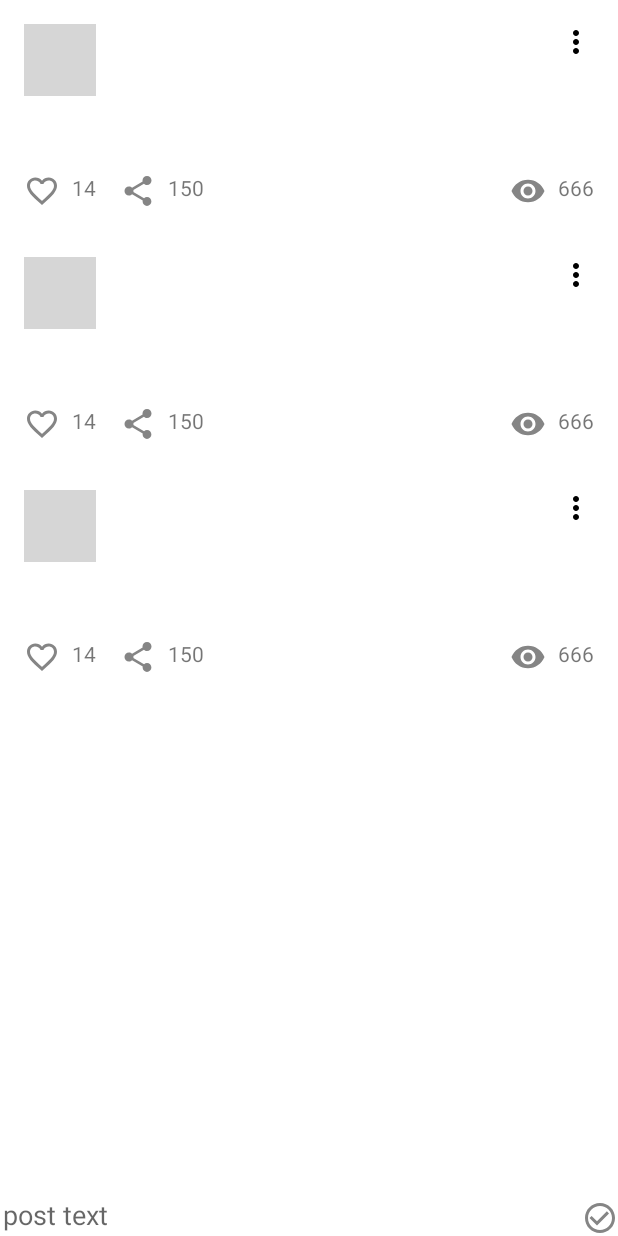
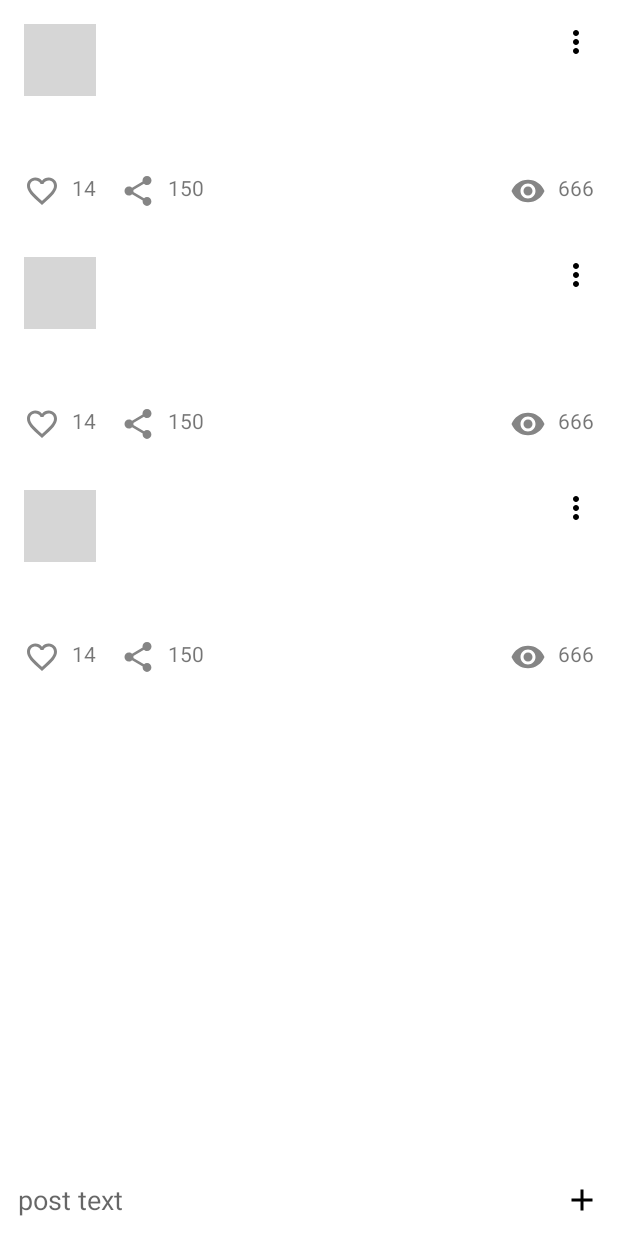
Before and after one commit to HeavyRiden/NMedia, an Android app: the layout activity_main.xml on its own in the app's theme, with its tools: preview values and no code run, on a phone screen of 412 x 824 dp. Run offline under Robolectric (Android 15) with nearby library versions, the phone set to English and light mode, and no system bars; grey boxes are pictures that could not be loaded.

```diff
--- a/app/src/main/java/ru/netology/nmedia/MainActivity.kt
+++ b/app/src/main/java/ru/netology/nmedia/MainActivity.kt
@@ -1,6 +1,7 @@
 package ru.netology.nmedia
 
 import android.os.Bundle
+import android.view.View
 import android.widget.Toast
 import androidx.activity.viewModels
 import androidx.appcompat.app.AppCompatActivity
@@ -41,6 +42,23 @@ class MainActivity : AppCompatActivity() {
 
         })
 
+
+        viewModel.edited.observe(this) {
+            if (it.id != 0L) {
+                binding.editionText.setText(it.content)
+                binding.editionGroup.visibility = View.VISIBLE
+            }
+            else
+                binding.editionGroup.visibility = View.INVISIBLE
+        }
+
+        binding.revertEdit.setOnClickListener {
+            binding.content.setText("")
+            binding.content.clearFocus()
+            binding.editionGroup.visibility = View.INVISIBLE
+            AndroidUtils.hideKeyboard(it)
+        }
+
         binding.list.adapter = adapter
         viewModel.edited.observe(this) {
             if(it.id != 0L) {
@@ -55,6 +73,7 @@ class MainActivity : AppCompatActivity() {
                 return@setOnClickListener
             }
 
+
             viewModel.changeContentAndSave(text)
             binding.content.setText("")
             binding.content.clearFocus()
--- a/app/src/main/java/ru/netology/nmedia/PostViewModel.kt
+++ b/app/src/main/java/ru/netology/nmedia/PostViewModel.kt
@@ -40,4 +40,5 @@ class PostViewModel: ViewModel() {
         }
         edited.value = empty
     }
+
 }
--- /dev/null
+++ b/app/src/main/res/drawable/baseline_add_24.xml
@@ -0,0 +1,5 @@
+<vector xmlns:android="http://schemas.android.com/apk/res/android" android:height="24dp" android:tint="#000000" android:viewportHeight="24" android:viewportWidth="24" android:width="24dp">
+
+    <path android:fillColor="@android:color/white" android:pathData="M19,13h-6v6h-2v-6H5v-2h6V5h2v6h6v2z"/>
+
+</vector>
--- /dev/null
+++ b/app/src/main/res/drawable/baseline_clear_24.xml
@@ -0,0 +1,5 @@
+<vector xmlns:android="http://schemas.android.com/apk/res/android" android:height="24dp" android:tint="#000000" android:viewportHeight="24" android:viewportWidth="24" android:width="24dp">
+
+    <path android:fillColor="@android:color/white" android:pathData="M19,6.41L17.59,5 12,10.59 6.41,5 5,6.41 10.59,12 5,17.59 6.41,19 12,13.41 17.59,19 19,17.59 13.41,12z"/>
+
+</vector>
--- /dev/null
+++ b/app/src/main/res/drawable/baseline_create_24.xml
@@ -0,0 +1,5 @@
+<vector xmlns:android="http://schemas.android.com/apk/res/android" android:height="24dp" android:tint="#000000" android:viewportHeight="24" android:viewportWidth="24" android:width="24dp">
+
+    <path android:fillColor="@android:color/white" android:pathData="M3,17.25V21h3.75L17.81,9.94l-3.75,-3.75L3,17.25zM20.71,7.04c0.39,-0.39 0.39,-1.02 0,-1.41l-2.34,-2.34c-0.39,-0.39 -1.02,-0.39 -1.41,0l-1.83,1.83 3.75,3.75 1.83,-1.83z"/>
+
+</vector>
--- a/app/src/main/res/layout/activity_main.xml
+++ b/app/src/main/res/layout/activity_main.xml
@@ -10,6 +10,7 @@
         android:id="@+id/list"
         android:layout_width="match_parent"
         android:layout_height="0dp"
+        android:background="#FFFFFF"
         app:layout_constraintBottom_toTopOf="@id/barrier_button"
         app:layout_constraintTop_toTopOf="parent"
         app:layoutManager="androidx.recyclerview.widget.LinearLayoutManager"
@@ -27,22 +28,85 @@
         android:layout_width="0dp"
         android:hint="@string/post_text"
         android:layout_height="wrap_content"
-        android:padding="2dp"
+        android:padding="12dp"
         android:maxLines="6"
         android:importantForAutofill="no"
-        android:background="@android:color/transparent"
+        android:background="#FFFFFF"
         app:layout_constraintBottom_toBottomOf="parent"
         app:layout_constraintEnd_toStartOf="@id/add"
         app:layout_constraintStart_toStartOf="parent" />
 
     <ImageButton
         android:id="@+id/add"
-        android:layout_width="wrap_content"
-        android:layout_height="wrap_content"
-        android:background="@android:color/transparent"
+        android:layout_width="48dp"
+        android:layout_height="48dp"
+        android:background="#FFFFFF"
         android:contentDescription="@string/save_button"
-        android:src="@drawable/ic_save_24"
+        android:src="@drawable/baseline_add_24"
         app:layout_constraintBottom_toBottomOf="parent"
         app:layout_constraintEnd_toEndOf="parent" />
 
+    <View
+        android:id="@+id/invisible_view"
+        android:layout_width="wrap_content"
+        android:layout_height="48dp"
+        android:background="#FFFFFF"
+        app:layout_constraintTop_toBottomOf="@id/barrier_on_revert_edit"
+        app:layout_constraintBottom_toBottomOf="@id/barrier_button"/>"
+
+    <ImageButton
+        android:id="@+id/revert_edit"
+        android:layout_width="48dp"
+        android:layout_height="48dp"
+        android:background="@android:color/transparent"
+        android:src="@drawable/baseline_clear_24"
+        app:layout_constraintBottom_toBottomOf="@id/barrier_button"
+        app:layout_constraintEnd_toEndOf="parent" />
+
+    <ImageView
+        android:id="@+id/edit_view"
+        android:layout_width="48dp"
+        android:layout_height="48dp"
+        android:background="@android:color/transparent"
+        android:scaleType="center"
+        android:src="@drawable/baseline_create_24"
+        app:layout_constraintBottom_toBottomOf="@id/barrier_button"
+        app:layout_constraintStart_toStartOf="parent" />
+
+    <TextView
+        android:id="@+id/edit_symbol"
+        android:layout_width="0dp"
+        android:layout_height="wrap_content"
+        android:text="@string/edition_text"
+        app:layout_constraintBottom_toTopOf="@id/edition_text"
+        app:layout_constraintStart_toEndOf="@id/edit_view"
+        app:layout_constraintTop_toBottomOf="@id/barrier_on_revert_edit" />
+
+    <TextView
+        android:id="@+id/edition_text"
+        android:layout_width="0dp"
+        android:layout_height="wrap_content"
+        android:singleLine="true"
+        app:layout_constraintBottom_toTopOf="@id/barrier_button"
+        app:layout_constraintEnd_toStartOf="@id/revert_edit"
+        app:layout_constraintStart_toEndOf="@id/edit_view"
+        app:layout_constraintVertical_chainStyle="packed" />
+
+    <androidx.constraintlayout.widget.Barrier
+        android:id="@+id/barrier_on_revert_edit"
+        android:layout_width="wrap_content"
+        android:layout_height="wrap_content"
+        app:barrierDirection="top"
+        app:constraint_referenced_ids="content,revert_edit" />
+
+    <androidx.constraintlayout.widget.Group
+        android:id="@+id/edition_group"
+        android:visibility="invisible"
+        android:layout_width="wrap_content"
+        android:layout_height="wrap_content"
+        app:constraint_referenced_ids=
+            "revert_edit,edit_symbol, edition_text, invisible_view, barrier_on_revert_edit, edition_text, edit_view" />
+
+
+
 </androidx.constraintlayout.widget.ConstraintLayout>
--- a/app/src/main/res/values/strings.xml
+++ b/app/src/main/res/values/strings.xml
@@ -14,5 +14,7 @@
     <string name="post_text">post text</string>
     <string name="empty_text">empty text</string>
     <string name="menu_edit">menu edit</string>
+    <string name="edition_text">Edit message</string>
+
 
 </resources>
--- a/gradle/libs.versions.toml
+++ b/gradle/libs.versions.toml
@@ -1,5 +1,5 @@
 [versions]
-agp = "8.9.0"
+agp = "8.9.1"
 kotlin = "1.9.0"
 coreKtx = "1.10.1"
 junit = "4.13.2"
```
Also changed, not shown: 1 other file.
